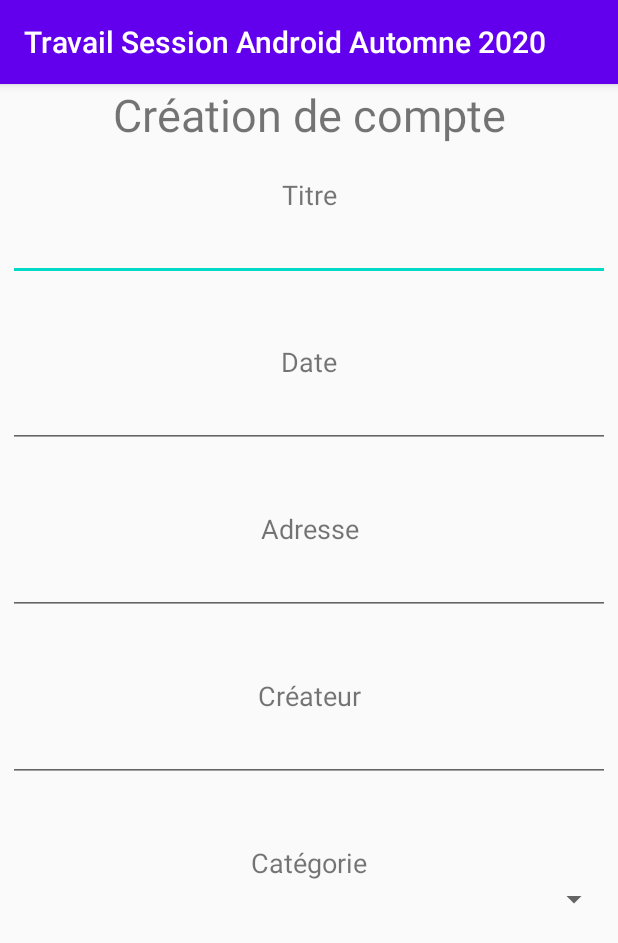
After one commit to mAntoineSt/Travail-Session-Android-Automne-2020, an Android app: the fragment creation_vente_garage shown on its own in the app's theme, on a phone screen of 412 x 824 dp. The commit adds this screen. Shown: the top 943 px of the screen. Run offline under Robolectric (Android 15) with nearby library versions, the phone set to English and light mode, and no system bars.

Commit message:
La plupart des pages faites

```diff
--- a/app/build.gradle
+++ b/app/build.gradle
@@ -26,6 +26,8 @@ dependencies {
     implementation fileTree(dir: "libs", include: ["*.jar"])
     implementation 'androidx.appcompat:appcompat:1.2.0'
     implementation 'androidx.constraintlayout:constraintlayout:2.0.1'
+    implementation 'androidx.legacy:legacy-support-v4:1.0.0'
+    implementation 'androidx.recyclerview:recyclerview:1.1.0'
     testImplementation 'junit:junit:4.12'
     androidTestImplementation 'androidx.test.ext:junit:1.1.2'
     androidTestImplementation 'androidx.test.espresso:espresso-core:3.3.0'
--- /dev/null
+++ b/app/src/main/java/com/antoinepc/travailsessionandroidautomne2020/creation_vente_garage.java
@@ -0,0 +1,64 @@
+package com.antoinepc.travailsessionandroidautomne2020;
+
+import android.os.Bundle;
+
+import androidx.fragment.app.Fragment;
+
+import android.view.LayoutInflater;
+import android.view.View;
+import android.view.ViewGroup;
+
+/**
+ * A simple {@link Fragment} subclass.
+ * Use the {@link creation_vente_garage#newInstance} factory method to
+ * create an instance of this fragment.
+ */
+public class creation_vente_garage extends Fragment {
+
+    // TODO: Rename parameter arguments, choose names that match
+    // the fragment initialization parameters, e.g. ARG_ITEM_NUMBER
+    private static final String ARG_PARAM1 = "param1";
+    private static final String ARG_PARAM2 = "param2";
+
+    // TODO: Rename and change types of parameters
+    private String mParam1;
+    private String mParam2;
+
+    public creation_vente_garage() {
+        // Required empty public constructor
+    }
+
+    /**
+     * Use this factory method to create a new instance of
+     * this fragment using the provided parameters.
+     *
+     * @param param1 Parameter 1.
+     * @param param2 Parameter 2.
+     * @return A new instance of fragment creation_vente_garage.
+     */
+    // TODO: Rename and change types and number of parameters
+    public static creation_vente_garage newInstance(String param1, String param2) {
+        creation_vente_garage fragment = new creation_vente_garage();
+        Bundle args = new Bundle();
+        args.putString(ARG_PARAM1, param1);
+        args.putString(ARG_PARAM2, param2);
+        fragment.setArguments(args);
+        return fragment;
+    }
+
+    @Override
+    public void onCreate(Bundle savedInstanceState) {
+        super.onCreate(savedInstanceState);
+        if (getArguments() != null) {
+            mParam1 = getArguments().getString(ARG_PARAM1);
+            mParam2 = getArguments().getString(ARG_PARAM2);
+        }
+    }
+
+    @Override
+    public View onCreateView(LayoutInflater inflater, ViewGroup container,
+                             Bundle savedInstanceState) {
+        // Inflate the layout for this fragment
+        return inflater.inflate(R.layout.fragment_creation_vente_garage, container, false);
+    }
+}
--- /dev/null
+++ b/app/src/main/res/layout/fragment_creation_vente_garage.xml
@@ -0,0 +1,141 @@
+<?xml version="1.0" encoding="utf-8"?>
+<LinearLayout xmlns:android="http://schemas.android.com/apk/res/android"
+    xmlns:tools="http://schemas.android.com/tools"
+    android:layout_width="match_parent"
+    android:layout_height="match_parent"
+    android:orientation="vertical"
+    tools:context=".creation_vente_garage" >
+
+    <TextView
+        android:id="@+id/tvTitreFragment"
+        android:layout_width="match_parent"
+        android:layout_height="wrap_content"
+        android:gravity="center"
+        android:text="Création de compte"
+        android:textSize="30sp" />
+
+    <LinearLayout
+        android:layout_width="match_parent"
+        android:layout_height="wrap_content"
+        android:layout_marginTop="15dp"
+        android:layout_marginBottom="15dp"
+        android:orientation="vertical"
+        android:padding="5dp">
+
+        <TextView
+            android:id="@+id/tvTitre"
+            android:layout_width="match_parent"
+            android:layout_height="wrap_content"
+            android:layout_weight="1"
+            android:gravity="center"
+            android:text="Titre"
+            android:textSize="18sp" />
+
+        <EditText
+            android:id="@+id/etTitre"
+            android:layout_width="match_parent"
+            android:layout_height="wrap_content"
+            android:layout_weight="1"
+            android:ems="10"
+            android:gravity="center"
+            android:inputType="textPersonName" />
+    </LinearLayout>
+
+    <LinearLayout
+        android:layout_width="match_parent"
+        android:layout_height="wrap_content"
+        android:layout_marginTop="15dp"
+        android:layout_marginBottom="15dp"
+        android:orientation="vertical"
+        android:padding="5dp">
+
+        <TextView
+            android:id="@+id/tvDate"
+            android:layout_width="match_parent"
+            android:layout_height="wrap_content"
+            android:gravity="center"
+            android:text="Date"
+            android:textSize="18sp" />
+
+        <EditText
+            android:id="@+id/etDate"
+            android:layout_width="match_parent"
+            android:layout_height="wrap_content"
+            android:ems="10"
+            android:gravity="center"
+            android:inputType="textPersonName" />
+
+    </LinearLayout>
+
+    <LinearLayout
+        android:layout_width="match_parent"
+        android:layout_height="wrap_content"
+        android:layout_marginTop="15dp"
+        android:layout_marginBottom="15dp"
+        android:orientation="vertical"
+        android:padding="5dp">
+
+        <TextView
+            android:id="@+id/tvAdresse"
+            android:layout_width="match_parent"
+            android:layout_height="wrap_content"
+            android:gravity="center"
+            android:text="Adresse"
+            android:textSize="18sp" />
+
+        <EditText
+            android:id="@+id/etAdresse"
+            android:layout_width="match_parent"
+            android:layout_height="wrap_content"
+            android:ems="10"
+            android:gravity="center"
+            android:inputType="textPersonName" />
+    </LinearLayout>
+
+    <LinearLayout
+        android:layout_width="match_parent"
+        android:layout_height="wrap_content"
+        android:layout_marginTop="15dp"
+        android:layout_marginBottom="15dp"
+        android:orientation="vertical"
+        android:padding="5dp">
+
+        <TextView
+            android:id="@+id/tvCreateur"
+            android:layout_width="match_parent"
+            android:layout_height="wrap_content"
+            android:gravity="center"
+            android:text="Créateur"
+            android:textSize="18sp" />
+
+        <EditText
+            android:id="@+id/etCreateur"
+            android:layout_width="match_parent"
+            android:layout_height="wrap_content"
+            android:ems="10"
+            android:gravity="center"
+            android:inputType="textPersonName" />
+    </LinearLayout>
+
+    <LinearLayout
+        android:layout_width="match_parent"
+        android:layout_height="wrap_content"
+        android:layout_marginTop="15dp"
+        android:layout_marginBottom="15dp"
+        android:orientation="vertical"
+        android:padding="5dp">
+
+        <TextView
+            android:id="@+id/tvCategorie"
+            android:layout_width="match_parent"
+            android:layout_height="wrap_content"
+            android:gravity="center"
+            android:text="Catégorie"
+            android:textSize="18sp" />
+
+        <Spinner
+            android:id="@+id/sCategorie"
+            android:layout_width="match_parent"
+            android:layout_height="wrap_content" />
+    </LinearLayout>
+</LinearLayout>
--- a/app/src/main/res/values/strings.xml
+++ b/app/src/main/res/values/strings.xml
@@ -1,3 +1,5 @@
 <resources>
     <string name="app_name">Travail Session Android Automne 2020</string>
+    <!-- TODO: Remove or change this placeholder text -->
+    <string name="hello_blank_fragment">Hello blank fragment</string>
 </resources>
```
Also changed, not shown: app/src/main/java/com/antoinepc/travailsessionandroidautomne2020/Connexion.java (added, +64 -0 lines), app/src/main/java/com/antoinepc/travailsessionandroidautomne2020/Parametres.java (added, +64 -0 lines), app/src/main/java/com/antoinepc/travailsessionandroidautomne2020/Recherche.java (added, +64 -0 lines), app/src/main/res/layout/fragment_connexion.xml (added, +60 -0 lines), app/src/main/res/layout/fragment_parametres.xml (added, +52 -0 lines), app/src/main/res/layout/fragment_recherche.xml (added, +75 -0 lines), 1 other file.
